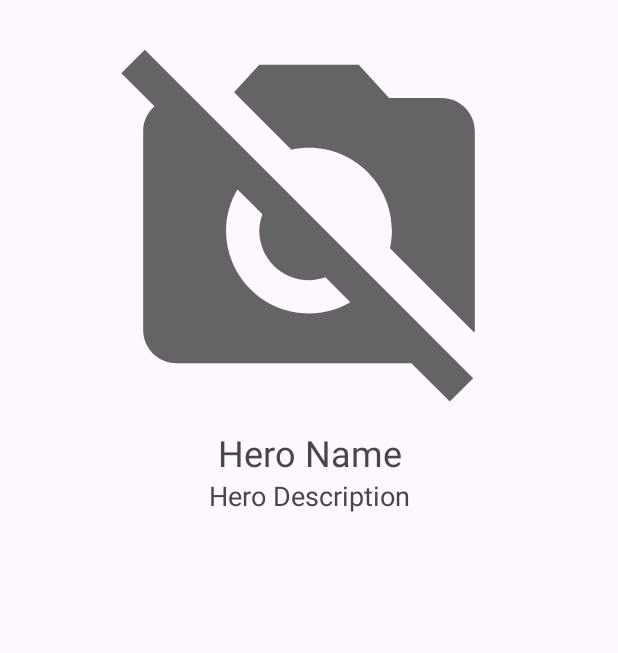
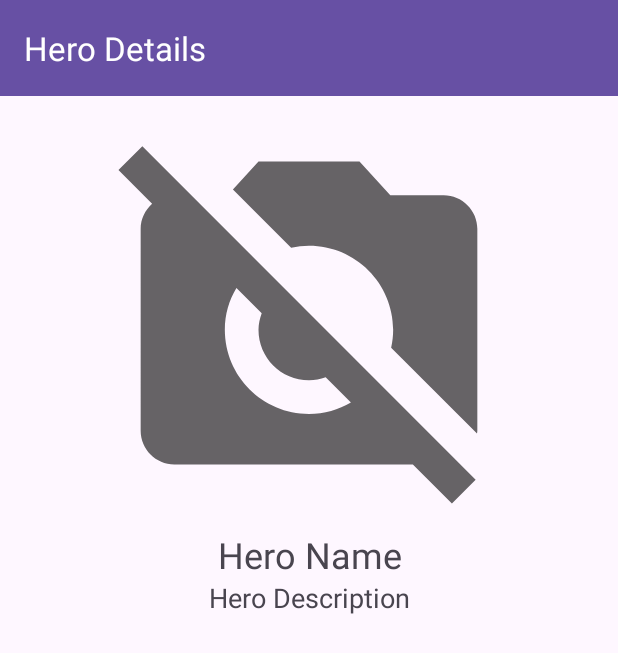
Before and after one commit to jefersonbaixo/heroes, an Android app: the layout fragment_hero_details.xml on its own in the app's theme, with its tools: preview values and no code run, on a phone screen of 412 x 824 dp. Shown: the top 653 px of the screen. Run offline under Robolectric (Android 15) with nearby library versions, the phone set to English and light mode, and no system bars.

Commit message:
navigating to hero details with args

```diff
--- a/app/build.gradle
+++ b/app/build.gradle
@@ -1,6 +1,8 @@
 plugins {
     id 'com.android.application'
     id 'org.jetbrains.kotlin.android'
+    id 'androidx.navigation.safeargs.kotlin'
+    id 'kotlin-parcelize'
 }
 
 android {
@@ -63,6 +65,9 @@ dependencies {
     implementation 'com.squareup.retrofit2:retrofit:2.9.0'
     implementation 'com.squareup.retrofit2:converter-gson:2.9.0'
 
+    // Glide
+    implementation 'com.github.bumptech.glide:glide:4.15.1'
+
     // Gson
     implementation 'com.google.code.gson:gson:2.8.9'
 
--- a/app/src/main/AndroidManifest.xml
+++ b/app/src/main/AndroidManifest.xml
@@ -12,6 +12,7 @@
         android:roundIcon="@mipmap/ic_launcher_round"
         android:supportsRtl="true"
         android:theme="@style/Theme.Heroes"
+        android:usesCleartextTraffic="true"
         tools:targetApi="31">
         <activity
             android:name=".MainActivity"
--- a/app/src/main/java/mastering/andriod/heroes/fragments/AllHeroesFragment.kt
+++ b/app/src/main/java/mastering/andriod/heroes/fragments/AllHeroesFragment.kt
@@ -11,7 +11,6 @@ import androidx.recyclerview.widget.RecyclerView
 import mastering.andriod.heroes.viewmodels.AllHeroesViewModel
 import mastering.andriod.heroes.adapters.HeroClickListener
 import mastering.andriod.heroes.adapters.HeroesAdapter
-import mastering.andriod.heroes.R
 import mastering.andriod.heroes.databinding.FragmentAllHeroesBinding
 import mastering.andriod.heroes.models.Hero
 
@@ -64,7 +63,8 @@ class AllHeroesFragment : Fragment(), HeroClickListener {
     }
 
     override fun onHeroClicked(hero: Hero) {
-        findNavController().navigate(R.id.action_allHeroesFragment_to_heroDetailsFragment)
+        val action = AllHeroesFragmentDirections.actionAllHeroesFragmentToHeroDetailsFragment(hero)
+        findNavController().navigate(action)
     }
 
 }
--- /dev/null
+++ b/app/src/main/res/drawable/arrow_back.xml
@@ -0,0 +1,5 @@
+<vector android:autoMirrored="true" android:height="24dp"
+    android:tint="#FFFFFF" android:viewportHeight="24"
+    android:viewportWidth="24" android:width="24dp" xmlns:android="http://schemas.android.com/apk/res/android">
+    <path android:fillColor="@android:color/white" android:pathData="M20,11H7.83l5.59,-5.59L12,4l-8,8 8,8 1.41,-1.41L7.83,13H20v-2z"/>
+</vector>
--- a/app/src/main/res/layout/fragment_hero_details.xml
+++ b/app/src/main/res/layout/fragment_hero_details.xml
@@ -1,39 +1,62 @@
 <?xml version="1.0" encoding="utf-8"?>
 <androidx.constraintlayout.widget.ConstraintLayout xmlns:android="http://schemas.android.com/apk/res/android"
+    xmlns:app="http://schemas.android.com/apk/res-auto"
     xmlns:tools="http://schemas.android.com/tools"
     android:layout_width="match_parent"
     android:layout_height="match_parent"
-    xmlns:app="http://schemas.android.com/apk/res-auto"
     android:orientation="vertical"
+    tools:context=".fragments.HeroDetailsFragment">
+
+    <androidx.appcompat.widget.Toolbar
+        android:id="@+id/toolbar"
+        app:title="Hero Details"
+        app:titleTextColor="@color/white"
+        android:layout_width="match_parent"
+        android:layout_height="?attr/actionBarSize"
+        android:background="?attr/colorPrimary"
+        app:layout_constraintTop_toTopOf="parent" />
+
+    <ScrollView
+        android:layout_width="match_parent"
+        android:layout_height="0dp"
         android:padding="10dp"
-    tools:context=".fragments.HeroDetailsFragment">
+        app:layout_constraintBottom_toBottomOf="parent"
+        app:layout_constraintTop_toBottomOf="@id/toolbar">
+
+        <androidx.constraintlayout.widget.ConstraintLayout
+            android:layout_width="match_parent"
+            android:layout_height="wrap_content"
+            android:orientation="vertical">
 
             <ImageView
                 android:id="@+id/hero_image"
                 android:layout_width="match_parent"
                 android:layout_height="0dp"
-        app:layout_constraintHeight_percent="0.33"
+                android:contentDescription="@string/hero_image"
+                android:cropToPadding="true"
+                app:layout_constraintHeight_percent="0.8"
                 app:layout_constraintTop_toTopOf="parent"
-        android:src="@drawable/baseline_no_photography_24"
-        android:contentDescription="@string/hero_image" />
+                tools:src="@drawable/baseline_no_photography_24" />
 
             <TextView
                 android:id="@+id/hero_name"
                 android:layout_width="match_parent"
                 android:layout_height="wrap_content"
-        app:layout_constraintTop_toBottomOf="@id/hero_image"
+                android:layout_marginVertical="10dp"
                 android:gravity="center"
                 android:textSize="24sp"
-        android:layout_marginVertical="10dp"
+                app:layout_constraintTop_toBottomOf="@id/hero_image"
                 tools:text="Hero Name" />
 
             <TextView
                 android:id="@+id/hero_description"
                 android:layout_width="match_parent"
                 android:layout_height="wrap_content"
-        app:layout_constraintTop_toBottomOf="@id/hero_name"
                 android:gravity="center"
                 android:textSize="18sp"
+                app:layout_constraintTop_toBottomOf="@id/hero_name"
                 tools:text="Hero Description" />
+        </androidx.constraintlayout.widget.ConstraintLayout>
+    </ScrollView>
 
 </androidx.constraintlayout.widget.ConstraintLayout>
--- a/app/src/main/res/navigation/nav_graph.xml
+++ b/app/src/main/res/navigation/nav_graph.xml
@@ -19,5 +19,9 @@
         android:id="@+id/heroDetailsFragment"
         android:name="mastering.andriod.heroes.fragments.HeroDetailsFragment"
         android:label="fragment_hero_details"
-        tools:layout="@layout/fragment_hero_details" />
+        tools:layout="@layout/fragment_hero_details" >
+        <argument
+            android:name="hero"
+            app:argType="mastering.andriod.heroes.models.Hero" />
+    </fragment>
 </navigation>
```
Also changed, not shown: app/src/main/java/mastering/andriod/heroes/fragments/HeroDetailsFragment.kt (+31 -13 lines), app/src/main/java/mastering/andriod/heroes/models/Hero.kt (+6 -2 lines), app/src/main/java/mastering/andriod/heroes/viewmodels/HeroDetailsViewModel.kt (deleted, +0 -7 lines), build.gradle (+11 -0 lines). Lines whose indentation alone changed are shown as unchanged.
